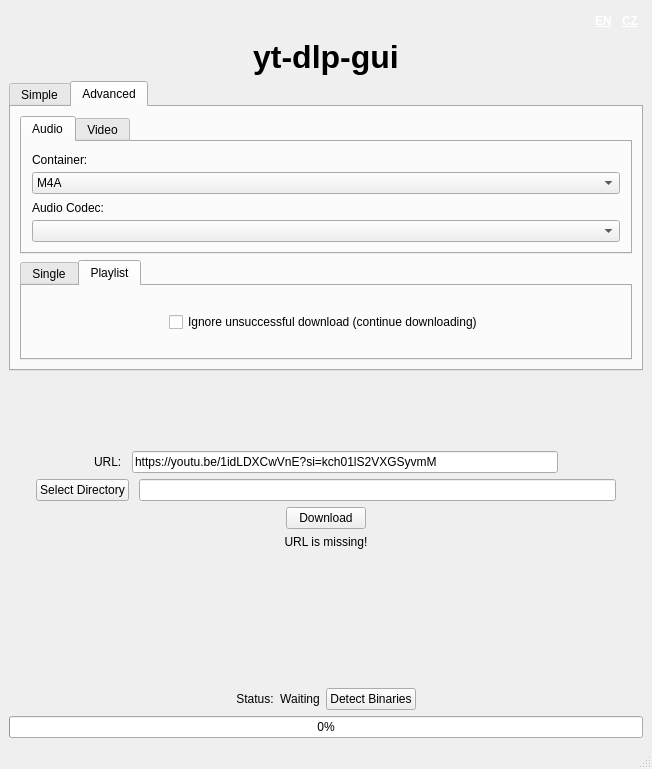
Above: maingui.ui from Filip-Funda/yt-dlp-gui before the change. Below: the same form after it.
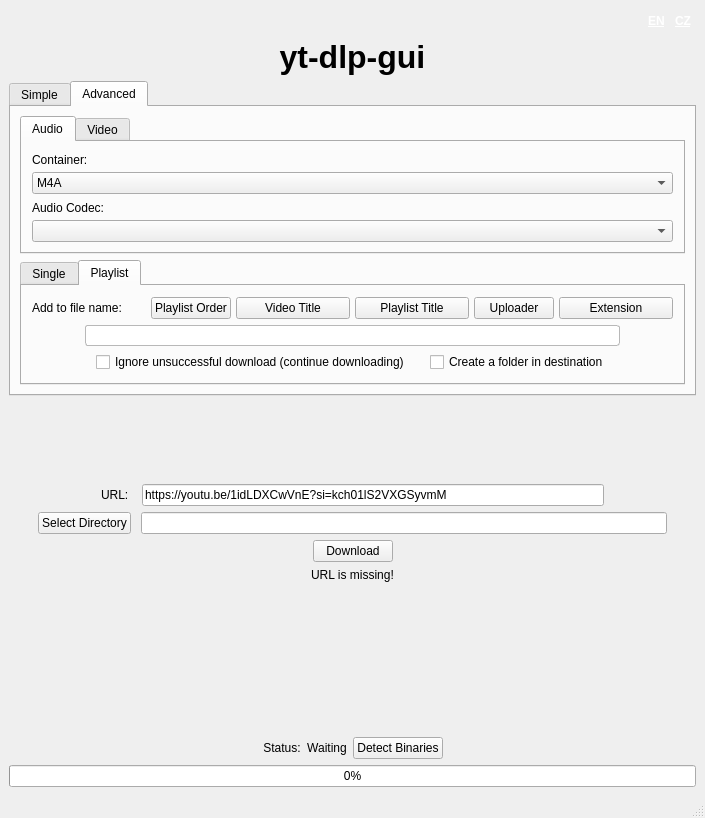
That is the form after the change. The open tabs and pages were chosen to show the change.

Commit message: feat(ui): add advanced options for playlist downloading, fix some bugs

Patch:
```diff
--- a/maingui.ui
+++ b/maingui.ui
@@ -6,8 +6,8 @@
    <rect>
     <x>0</x>
     <y>0</y>
-    <width>652</width>
-    <height>769</height>
+    <width>705</width>
+    <height>818</height>
    </rect>
   </property>
   <property name="windowTitle">
@@ -939,7 +939,7 @@
            </attribute>
            <layout class="QVBoxLayout" name="verticalLayout_9">
             <property name="spacing">
-             <number>0</number>
+             <number>5</number>
             </property>
             <property name="leftMargin">
              <number>10</number>
@@ -953,8 +953,151 @@
             <property name="bottomMargin">
              <number>10</number>
             </property>
+            <item>
+             <layout class="QHBoxLayout" name="horizontalLayout_14" stretch="1,0,1,1,0,1">
+              <property name="spacing">
+               <number>5</number>
+              </property>
+              <property name="topMargin">
+               <number>0</number>
+              </property>
+              <item>
+               <widget class="QLabel" name="label_3">
+                <property name="text">
+                 <string>Add to file name:</string>
+                </property>
+                <property name="alignment">
+                 <set>Qt::AlignmentFlag::AlignLeading|Qt::AlignmentFlag::AlignLeft|Qt::AlignmentFlag::AlignVCenter</set>
+                </property>
+               </widget>
+              </item>
+              <item>
+               <widget class="QPushButton" name="addPlaylistOrderButton">
+                <property name="text">
+                 <string>Playlist Order</string>
+                </property>
+               </widget>
+              </item>
+              <item>
+               <widget class="QPushButton" name="addPlaylistVideoTitleButton">
+                <property name="text">
+                 <string>Video Title</string>
+                </property>
+               </widget>
+              </item>
+              <item>
+               <widget class="QPushButton" name="addPlaylistPlaylistTitleButton">
+                <property name="text">
+                 <string>Playlist Title</string>
+                </property>
+               </widget>
+              </item>
+              <item>
+               <widget class="QPushButton" name="addPlaylistUploaderButton">
+                <property name="text">
+                 <string>Uploader</string>
+                </property>
+               </widget>
+              </item>
+              <item>
+               <widget class="QPushButton" name="addPlaylistExtensionButton">
+                <property name="text">
+                 <string>Extension</string>
+                </property>
+               </widget>
+              </item>
+             </layout>
+            </item>
+            <item>
+             <layout class="QHBoxLayout" name="horizontalLayout_13" stretch="1,10,1">
+              <property name="spacing">
+               <number>0</number>
+              </property>
+              <item>
+               <spacer name="horizontalSpacer_24">
+                <property name="orientation">
+                 <enum>Qt::Orientation::Horizontal</enum>
+                </property>
+                <property name="sizeHint" stdset="0">
+                 <size>
+                  <width>543</width>
+                  <height>20</height>
+                 </size>
+                </property>
+               </spacer>
+              </item>
+              <item>
+               <widget class="QTextEdit" name="advancedPlaylistFileNameInput">
+                <property name="sizePolicy">
+                 <sizepolicy hsizetype="Minimum" vsizetype="Minimum">
+                  <horstretch>0</horstretch>
+                  <verstretch>0</verstretch>
+                 </sizepolicy>
+                </property>
+                <property name="maximumSize">
+                 <size>
+                  <width>16777215</width>
+                  <height>21</height>
+                 </size>
+                </property>
+                <property name="cursor" stdset="0">
+                 <cursorShape>IBeamCursor</cursorShape>
+                </property>
+                <property name="autoFillBackground">
+                 <bool>false</bool>
+                </property>
+                <property name="styleSheet">
+                 <string notr="true">QTextEdit {
+    background-color: palette(base);
+    color: palette(text);
+    border: 1px solid palette(mid);
+    border-radius: 3px;
+}
+
+QTextEdit:focus {
+    border: 1px solid palette(highlight);
+}</string>
+                </property>
+                <property name="inputMethodHints">
+                 <set>Qt::InputMethodHint::ImhNone</set>
+                </property>
+                <property name="frameShadow">
+                 <enum>QFrame::Shadow::Sunken</enum>
+                </property>
+                <property name="verticalScrollBarPolicy">
+                 <enum>Qt::ScrollBarPolicy::ScrollBarAlwaysOff</enum>
+                </property>
+                <property name="horizontalScrollBarPolicy">
+                 <enum>Qt::ScrollBarPolicy::ScrollBarAlwaysOff</enum>
+                </property>
+                <property name="lineWrapMode">
+                 <enum>QTextEdit::LineWrapMode::NoWrap</enum>
+                </property>
+                <property name="acceptRichText">
+                 <bool>false</bool>
+                </property>
+               </widget>
+              </item>
+              <item>
+               <spacer name="horizontalSpacer_25">
+                <property name="orientation">
+                 <enum>Qt::Orientation::Horizontal</enum>
+                </property>
+                <property name="sizeHint" stdset="0">
+                 <size>
+                  <width>543</width>
+                  <height>20</height>
+                 </size>
+                </property>
+               </spacer>
+              </item>
+             </layout>
+            </item>
             <item>
              <layout class="QHBoxLayout" name="horizontalLayout_11">
+              <property name="spacing">
+               <number>20</number>
+              </property>
               <item>
                <spacer name="horizontalSpacer_22">
                 <property name="orientation">
@@ -975,6 +1118,13 @@
                 </property>
                </widget>
               </item>
+              <item>
+               <widget class="QCheckBox" name="createFolderCheckBox">
+                <property name="text">
+                 <string>Create a folder in destination</string>
+                </property>
+               </widget>
+              </item>
               <item>
                <spacer name="horizontalSpacer_23">
                 <property name="orientation">
```
Left out of the diff: 16 changed lines with no effect on the pictures. Lines whose indentation alone changed are shown as unchanged. The commit also changes 6 other files.
